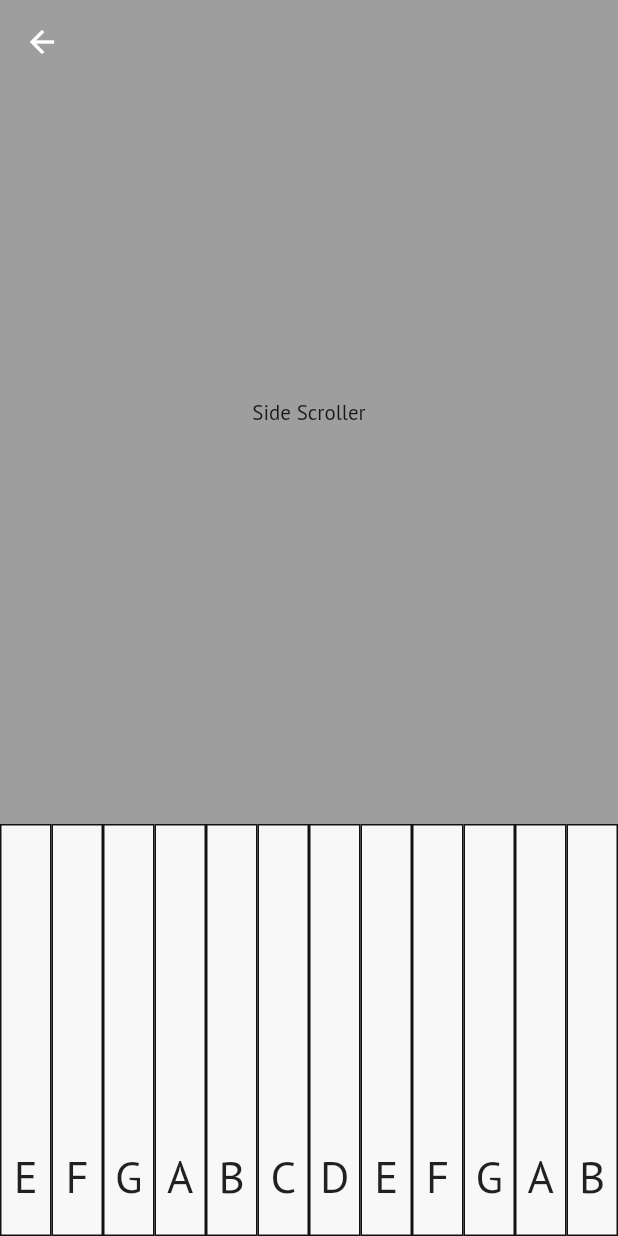
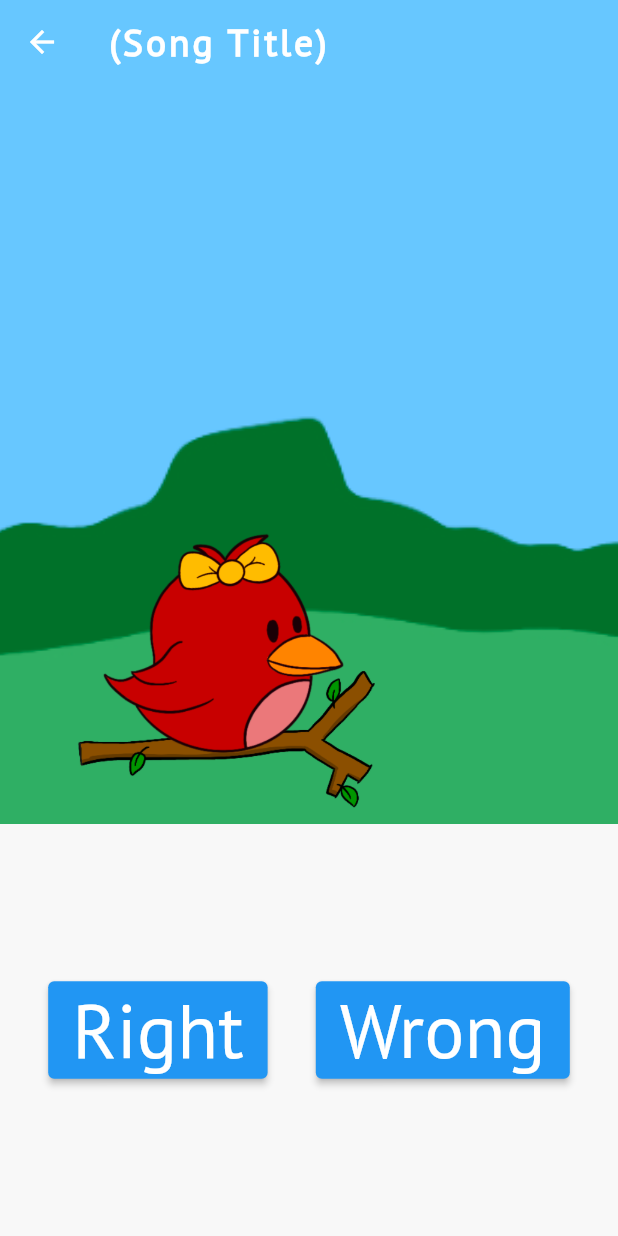
Before and after one commit to errorTeamNameNotFound/RUhacks, a Flutter app: the PianoPage screen opened directly, on a phone screen of 412 x 824 dp. Run offline on Flutter 3.47's test engine with Material 2 defaults, Android fonts, the phone set to English and light mode, and no system bars; our stand-ins replace audioplayers, firebase_core, firebase_database, validators; accounts and stored records are empty; network calls fail.

Commit message:
Getting ready to animate the game

```diff
--- a/lib/CustomWidgets/CustomMenuButton.dart
+++ b/lib/CustomWidgets/CustomMenuButton.dart
@@ -37,7 +37,7 @@ class _CustomMenuButtonState extends State<CustomMenuButton> {
                 fontSize: 45,
                 color: kDarkBlue,
                 letterSpacing: 2,
-                fontWeight: FontWeight.w500),
+                fontWeight: FontWeight.w600),
           ),
         ),
       ),
--- /dev/null
+++ b/lib/CustomWidgets/SideScroller.dart
@@ -0,0 +1,90 @@
+import 'package:flutter/material.dart';
+import 'package:ru_hacks/CustomWidgets/PianoKeys.dart';
+import 'package:ru_hacks/functions/songLoop.dart';
+import 'package:ru_hacks/data/globals.dart' as globals;
+
+class SideScroller extends StatefulWidget {
+  @override
+  _SideScrollerState createState() => _SideScrollerState();
+}
+
+class _SideScrollerState extends State<SideScroller> {
+  String _imageDisplayed = "default";
+  double _imageSize = 200;
+  double distanceBetween = 400;
+  double distanceBottom = 80;
+
+  @override
+  Widget build(BuildContext context) {
+    return Expanded(
+      flex: 2,
+      child: GestureDetector(
+        child: Stack(
+          children: <Widget>[
+            Container(
+              decoration: BoxDecoration(
+                image: DecorationImage(
+                  image: AssetImage(
+                    "assets/birdy/background.png",
+                  ),
+                  fit: BoxFit.cover,
+                ),
+              ),
+            ),
+            Positioned(
+              left: 50,
+              bottom: 10,
+              child: Container(
+                width: _imageSize,
+                height: _imageSize,
+                decoration: BoxDecoration(
+                  image: DecorationImage(
+                    image: AssetImage(
+                      "assets/birdy/branch.png",
+                    ),
+                    fit: BoxFit.cover,
+                  ),
+                ),
+              ),
+            ),
+            Positioned(
+              left: 50 + distanceBetween,
+              bottom: 10 + distanceBottom,
+              child: Container(
+                width: _imageSize,
+                height: _imageSize,
+                decoration: BoxDecoration(
+                  image: DecorationImage(
+                    image: AssetImage(
+                      "assets/birdy/branch.png",
+                    ),
+                    fit: BoxFit.cover,
+                  ),
+                ),
+              ),
+            ),
+            Positioned(
+              left: 50,
+              bottom: 20,
+              child: Container(
+                width: _imageSize,
+                height: _imageSize,
+                decoration: BoxDecoration(
+                  image: DecorationImage(
+                    image: AssetImage(
+                      "assets/birdy/$_imageDisplayed.png",
+                    ),
+                    fit: BoxFit.cover,
+                  ),
+                ),
+              ),
+            ),
+          ],
+        ),
+        onTap: () {
+          songLoop(globals.easySongs.first);
+        },
+      ),
+    );
+  }
+}
--- a/lib/Pages/HomePage.dart
+++ b/lib/Pages/HomePage.dart
@@ -80,7 +80,7 @@ class _HomePageState extends State<HomePage> {
                         CustomMenuButton(
                           buttonLabel: "Freestyle",
                           whenPressed: () {
-                            //playSound("uiClick.wav");
+                            playSound("uiClick.wav");
                             Navigator.push(
                               context,
                               MaterialPageRoute(
@@ -107,6 +107,20 @@ class _HomePageState extends State<HomePage> {
                             );
                           },
                         ),
+                        CustomMenuButton(
+                          buttonLabel: "Tutorials",
+                          whenPressed: () {
+                            playSound("uiClick.wav");
+                            Navigator.push(
+                              context,
+                              MaterialPageRoute(
+                                builder: (context) {
+                                  return LevelsPage();
+                                },
+                              ),
+                            );
+                          },
+                        ),
                       ],
                     ),
                   ),
--- a/lib/Pages/PianoPage.dart
+++ b/lib/Pages/PianoPage.dart
@@ -1,5 +1,6 @@
 import 'package:flutter/material.dart';
 import 'package:ru_hacks/CustomWidgets/PianoKeys.dart';
+import 'package:ru_hacks/CustomWidgets/SideScroller.dart';
 import 'package:ru_hacks/functions/songLoop.dart';
 import 'package:ru_hacks/data/globals.dart' as globals;
 
@@ -9,11 +10,20 @@ class PianoPage extends StatefulWidget {
 }
 
 class _PianoPageState extends State<PianoPage> {
+  // String _imageDisplayed = "default";
+  // double _imageSize = 200;
+  // double distanceBetween = 50;
+
   @override
   Widget build(BuildContext context) {
     return Scaffold(
       extendBodyBehindAppBar: true,
       appBar: AppBar(
+        title: Text(
+          "(Song Title)",
+          style: TextStyle(
+              fontSize: 25, fontWeight: FontWeight.bold, letterSpacing: 2),
+        ),
         backgroundColor: Colors.transparent,
         elevation: 0,
       ),
@@ -21,35 +31,49 @@ class _PianoPageState extends State<PianoPage> {
         crossAxisAlignment: CrossAxisAlignment.stretch,
         children: <Widget>[
           //This is where the game area will go
+          SideScroller(),
+
+          //debugging purposes
           Expanded(
-            flex: 2,
-            child: GestureDetector(
-              child: Container(
-                color: Colors.grey,
-                child: Center(
-                  child: Text("Side Scroller"),
-                ),
+            child: Container(
+              child: Row(
+                mainAxisAlignment: MainAxisAlignment.spaceEvenly,
+                crossAxisAlignment: CrossAxisAlignment.center,
+                children: <Widget>[
+                  ElevatedButton(
+                    onPressed: () {},
+                    child: Text(
+                      "Right",
+                      style: TextStyle(fontSize: 50),
+                    ),
+                  ),
+                  ElevatedButton(
+                    onPressed: () {},
+                    child: Text(
+                      "Wrong",
+                      style: TextStyle(fontSize: 50),
+                    ),
+                  ),
+                ],
               ),
-              onTap: () {
-                songLoop(globals.easySongs.first);
-              },
             ),
           ),
 
           //This is where the piano will go
-          Expanded(
-            child: Stack(
-              children: <Widget>[
-                PianoKeys(),
-
-                //TODO: Uncomment this after everything has been finalized
-                // Positioned(
-                //   left: 49,
-                //   child: BlackKeys(),
-                // ),
-              ],
-            ),
-          ),
+          // Expanded(
+          //   child: Stack(
+          //     children: <Widget>[
+          //       //TODO: Uncomment later
+          //       //PianoKeys(),
+          //
+          //       //TODO: Uncomment this after everything has been finalized
+          //       // Positioned(
+          //       //   left: 49,
+          //       //   child: BlackKeys(),
+          //       // ),
+          //     ],
+          //   ),
+          // ),
         ],
       ),
     );
--- a/lib/constants.dart
+++ b/lib/constants.dart
@@ -13,8 +13,8 @@ const kBlueyWhite = Color(0xffE5F0F3);
 //Measurements
 const kBlackKeyWidth = 17;
 const kBlackKeyHeight = 5;
-const kMenuButtonHeight = 10;
-const kMenuButtonWidth = 3;
+const kMenuButtonHeight = 9.5;
+const kMenuButtonWidth = 3.5;
 const kLevelCardHeight = 3;
 const kLevelCardWidth = 4;
 
```
Also changed, not shown: assets/birdy/background.png (added), assets/birdy/branch.png (added).
